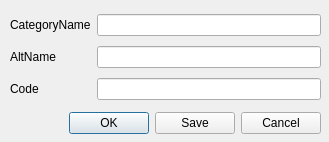
Above: categorieschangedialog.ui from pgulyaev88/elpos.manager before the change. Below: the same form after it.
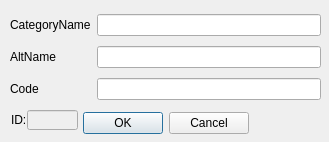
That is the form after the change.

What changed in the file:
```diff
--- a/categorieschangedialog.ui
+++ b/categorieschangedialog.ui
@@ -78,14 +78,46 @@
   <widget class="QDialogButtonBox" name="categoriesButtonBox">
    <property name="geometry">
     <rect>
-     <x>60</x>
+     <x>10</x>
      <y>110</y>
-     <width>261</width>
+     <width>311</width>
      <height>26</height>
     </rect>
    </property>
    <property name="standardButtons">
-    <set>QDialogButtonBox::Cancel|QDialogButtonBox::Ok|QDialogButtonBox::Save</set>
+    <set>QDialogButtonBox::Cancel|QDialogButtonBox::Ok</set>
+   </property>
+   <property name="centerButtons">
+    <bool>true</bool>
+   </property>
+  </widget>
+  <widget class="QLineEdit" name="categoriesIdLineEdit">
+   <property name="enabled">
+    <bool>false</bool>
+   </property>
+   <property name="geometry">
+    <rect>
+     <x>27</x>
+     <y>110</y>
+     <width>51</width>
+     <height>20</height>
+    </rect>
+   </property>
+   <property name="readOnly">
+    <bool>true</bool>
+   </property>
+  </widget>
+  <widget class="QLabel" name="categoriesIdLabel">
+   <property name="geometry">
+    <rect>
+     <x>11</x>
+     <y>110</y>
+     <width>16</width>
+     <height>20</height>
+    </rect>
+   </property>
+   <property name="text">
+    <string>ID:</string>
    </property>
   </widget>
  </widget>
```
Left out of the diff: 17 changed lines with no effect on the pictures.
